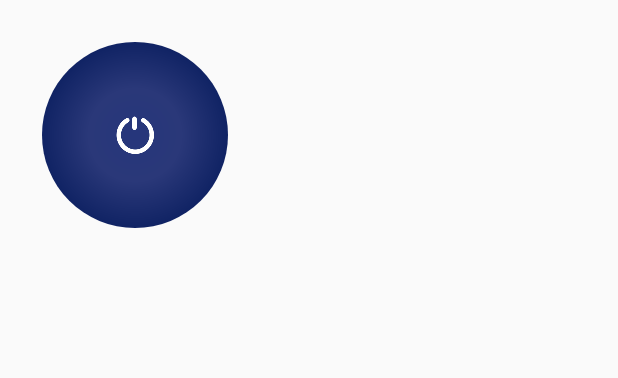
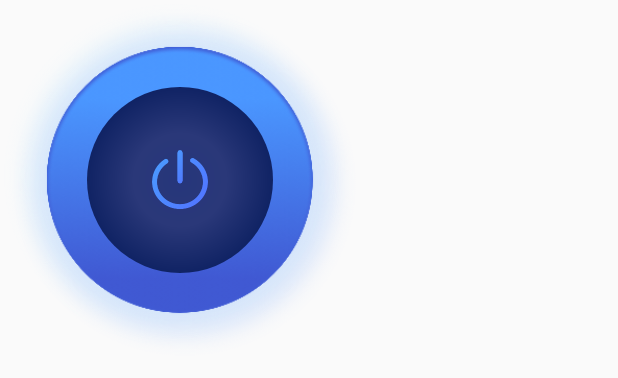
Before and after one commit to Totomiz/OneDay, an Android app: the layout state_normal_view2.xml on its own in the app's theme, with its tools: preview values and no code run, on a phone screen of 412 x 824 dp. Shown: the top 378 px of the screen. Run offline under Robolectric (Android 15) with nearby library versions, the phone set to English and light mode, and no system bars.

Commit message:
add resource

```diff
--- a/app/src/main/java/com/zt/android/oneday/widget/conn/DefaultCircleWaveStylt.kt
+++ b/app/src/main/java/com/zt/android/oneday/widget/conn/DefaultCircleWaveStylt.kt
@@ -50,7 +50,7 @@ class DefaultCircleWaveStylt(private val viewGroup: StateNormalView) : IWaveStyl
     private val DOUBLE_RATE = floatArrayOf(1.0f, 1.05f, 1.0f, 1.0f, 1.0f, 1.0f, 1.0f, 1.05f, 1.0f)
     private val ONE_RATE = floatArrayOf(1.0f, 1.05f, 1.0f)
     private val NONE_RATE = floatArrayOf(1.0f, 1f, 1.0f)
-    var isMute = false
+    var isMute = true
     var waveRangWith = dp2px(20f)
 
 
@@ -103,8 +103,8 @@ class DefaultCircleWaveStylt(private val viewGroup: StateNormalView) : IWaveStyl
     override fun onLayout(changed: Boolean, l: Int, t: Int, r: Int, b: Int, childView: View) {
         super.onLayout(changed, l, t, r, b, childView)
         if (changed) {
-            mMinRadius = childView.width / 2f
-            mMaxRadius = childView.width / 2f + waveRangWith
+            mMinRadius = childView.width / 2f-waveRangWith
+            mMaxRadius = childView.width / 2f
             startHeartAnim(childView, false)
         }
     }
--- a/app/src/main/java/com/zt/android/oneday/widget/conn/StateConnectingView.kt
+++ b/app/src/main/java/com/zt/android/oneday/widget/conn/StateConnectingView.kt
@@ -4,6 +4,7 @@ import android.content.Context
 import android.graphics.Canvas
 import android.graphics.Color
 import android.graphics.Paint
+import android.graphics.drawable.AnimationDrawable
 import android.util.AttributeSet
 import android.view.LayoutInflater
 import android.view.MotionEvent
@@ -28,6 +29,10 @@ class StateConnectingView : RelativeLayout {
         super.onFinishInflate()
         geo_view.indicator.mPaint.style=Paint.Style.FILL
         geo_view.setIndicatorColor(Color.parseColor("#4EC4E9"))
+        iv_area.setImageResource(R.drawable.connecting_animation_list)
+        iv_area.drawable?.apply {
+            (this as AnimationDrawable).start()
+        }
     }
 
 
--- a/app/src/main/java/com/zt/android/oneday/widget/conn/StateNormalView.kt
+++ b/app/src/main/java/com/zt/android/oneday/widget/conn/StateNormalView.kt
@@ -57,7 +57,7 @@ class StateNormalView : RelativeLayout {
     override fun onLayout(changed: Boolean, l: Int, t: Int, r: Int, b: Int) {
         super.onLayout(changed, l, t, r, b)
         DebugLog.d(TAG, changed, l, t, r, b)
-        waveStyle.onLayout(changed, l, t, r, b, iv_bg)
+        waveStyle.onLayout(changed, l, t, r, b, iv_area)
     }
 
 
--- a/app/src/main/java/com/zt/android/oneday/widget/mask/MaskView.kt
+++ b/app/src/main/java/com/zt/android/oneday/widget/mask/MaskView.kt
@@ -15,12 +15,18 @@ class MaskView :View{
 
     val paint = Paint().apply {
         color = Color.parseColor("#25C0E9")
-        maskFilter = BlurMaskFilter(100f, BlurMaskFilter.Blur.SOLID)
+        maskFilter = BlurMaskFilter(40f, BlurMaskFilter.Blur.SOLID)
+    }
+
+    val paint2 = Paint().apply {
+        color = Color.parseColor("#25C0E9")
+        maskFilter = BlurMaskFilter(30f, BlurMaskFilter.Blur.INNER)
     }
     init {
         // 需禁用硬件加速
         setLayerType(LAYER_TYPE_SOFTWARE, null)
     }
+//    val gradient=LinearGradient(1,11,1,1)
 
     override fun onDraw(canvas: Canvas) {
         super.onDraw(canvas)
@@ -30,6 +36,7 @@ class MaskView :View{
             save()
             translate(cr,cr)
             canvas.drawCircle(0f, 0f, dp2px(85f).toFloat(), paint)
+            canvas.drawCircle(0f, 0f, dp2px(85f).toFloat(), paint2)
 
         }
 
--- a/app/src/main/res/layout/state_normal_view2.xml
+++ b/app/src/main/res/layout/state_normal_view2.xml
@@ -1,13 +1,35 @@
 <?xml version="1.0" encoding="utf-8"?>
 <android.support.constraint.ConstraintLayout xmlns:android="http://schemas.android.com/apk/res/android"
-    android:layout_width="180dp"
-    android:layout_height="180dp"
+    android:layout_width="wrap_content"
+    android:layout_height="wrap_content"
     android:background="@android:color/transparent"
     xmlns:app="http://schemas.android.com/apk/res-auto">
+    <android.support.v7.widget.AppCompatImageView
+        android:id="@+id/iv_area"
+        android:layout_width="@dimen/conn_area_circle_wh"
+        android:layout_height="@dimen/conn_area_circle_wh"
+        android:src="@drawable/circle_normal"
+        app:layout_constrainedWidth="true"
+        android:scaleType="fitCenter"
+        app:layout_constrainedHeight="true"
+        app:layout_constraintStart_toStartOf="parent"
+        app:layout_constraintTop_toTopOf="parent"
+        app:layout_constraintEnd_toEndOf="parent"
+        app:layout_constraintBottom_toBottomOf="parent"/>
+
+    <com.zt.android.oneday.widget.mask.MaskView
+        android:id="@+id/mask_view"
+        android:layout_width="@dimen/conn_mask_view_wh"
+        android:layout_height="@dimen/conn_mask_view_wh"
+        app:layout_constraintStart_toStartOf="parent"
+        app:layout_constraintTop_toTopOf="parent"
+        app:layout_constraintEnd_toEndOf="parent"
+        android:visibility="gone"
+        app:layout_constraintBottom_toBottomOf="parent"/>
     <ImageButton
         android:id="@+id/iv_bg"
-        android:layout_width="124dp"
-        android:layout_height="124dp"
+        android:layout_width="@dimen/conn_center_circle_wh"
+        android:layout_height="@dimen/conn_center_circle_wh"
         android:background="@drawable/bg_conn_circle"
         app:layout_constraintStart_toStartOf="parent"
         app:layout_constraintTop_toTopOf="parent"
@@ -19,7 +41,7 @@
         android:id="@+id/iv_pre"
         android:layout_width="wrap_content"
         android:layout_height="wrap_content"
-        android:background="@drawable/ic_conn_normal"
+        android:background="@drawable/circle_normal_2"
         app:layout_constraintStart_toStartOf="parent"
         app:layout_constraintTop_toTopOf="parent"
         app:layout_constraintEnd_toEndOf="parent"
--- /dev/null
+++ b/app/src/main/res/values/dimens_conn.xml
@@ -0,0 +1,6 @@
+<?xml version="1.0" encoding="utf-8"?>
+<resources>
+    <dimen name="conn_center_circle_wh">124dp</dimen>
+    <dimen name="conn_area_circle_wh">240dp</dimen>
+    <dimen name="conn_mask_view_wh">200dp</dimen>
+</resources>
```
Also changed, not shown: app/src/main/res/drawable/connecting_animation_list.xml (added, +9 -0 lines), app/src/main/res/layout/state_connected_view2.xml (+16 -5 lines), app/src/main/res/layout/state_connecting_view2.xml (+20 -6 lines), app/src/main/res/values/attrs_avi.xml (added, +35 -0 lines), app/src/main/res/values/styles.xml (+0 -22 lines), app/src/main/res/drawable-xxhdpi/circle_cnnected.png (deleted), app/src/main/res/drawable-xxhdpi/circle_connected.png (renamed from app/src/main/res/drawable-xxhdpi/copy.png), app/src/main/res/drawable-xxhdpi/circle_connected1.png (added), app/src/main/res/drawable-xxhdpi/circle_connecting_1.png (added), app/src/main/res/drawable-xxhdpi/circle_connecting_2.png (added), app/src/main/res/drawable-xxhdpi/circle_connecting_3.png (added), app/src/main/res/drawable-xxhdpi/circle_connecting_4.png (added), app/src/main/res/drawable-xxhdpi/circle_normal.png (added), app/src/main/res/drawable-xxhdpi/circle_normal_2.png (added), 1 other file.
